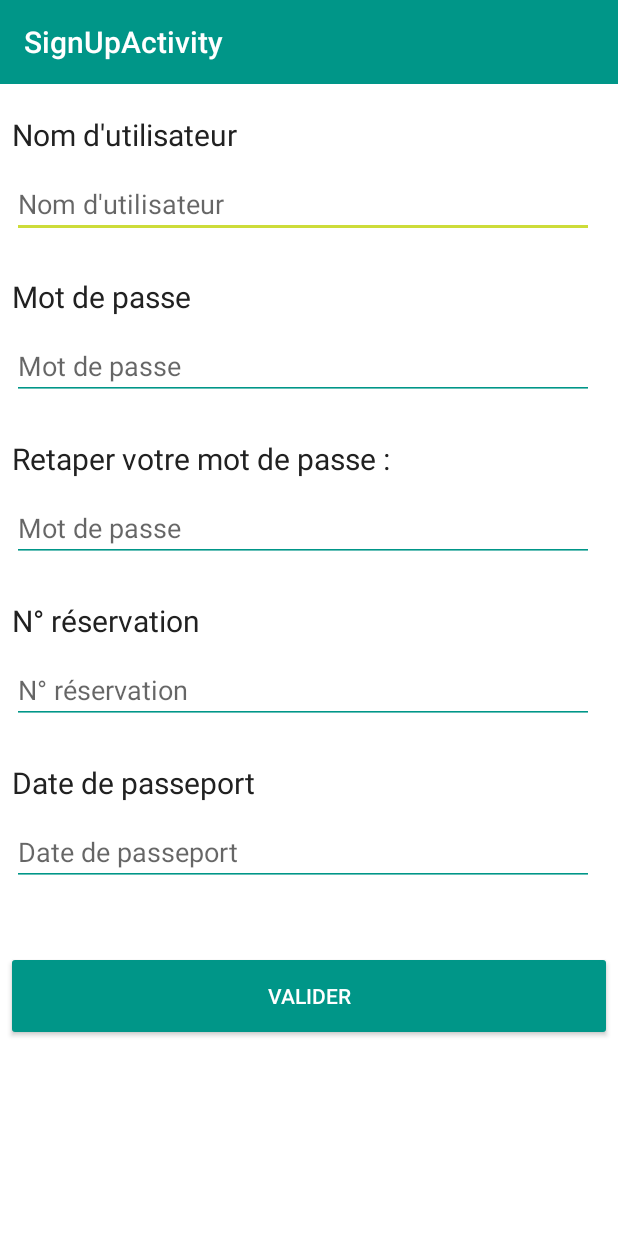
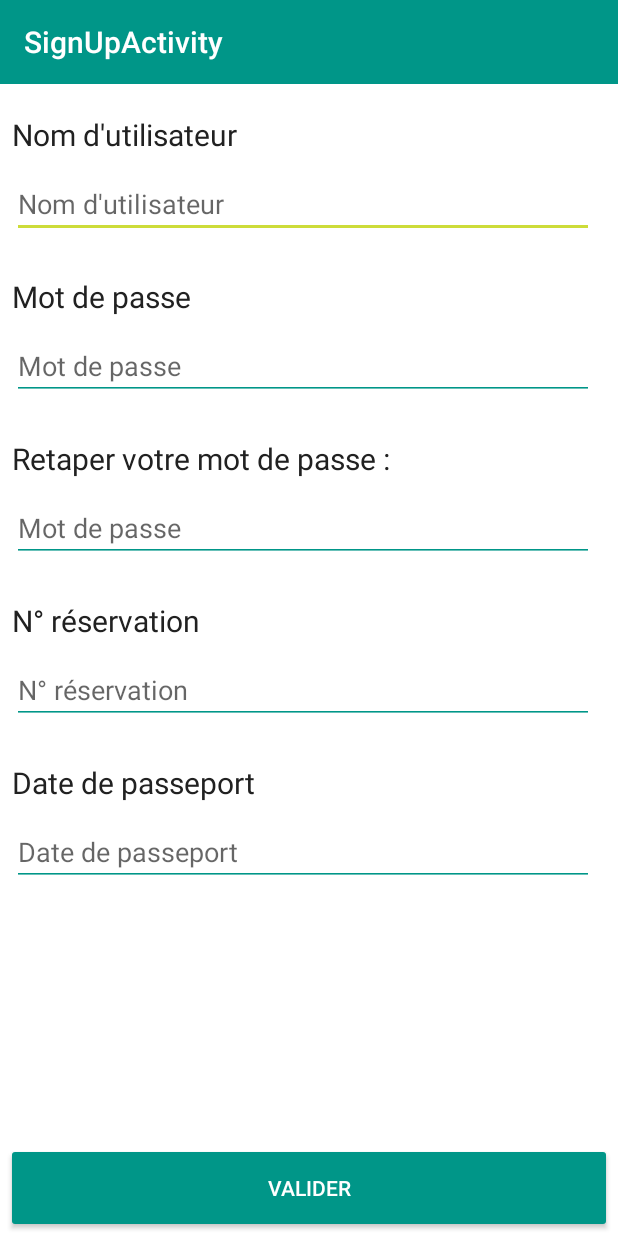
Before and after one commit to Symsystem/Fidel, an Android app: the SignUpActivity screen opened directly, with no data from a screen before it, on a phone screen of 412 x 824 dp. Run offline under Robolectric (Android 15) with nearby library versions, the phone set to English and light mode, and no system bars.

Commit message:
design sign up activity

```diff
--- a/app/src/main/res/layout/activity_connect.xml
+++ b/app/src/main/res/layout/activity_connect.xml
@@ -29,7 +29,7 @@
                     android:layout_height="100dp"
                     android:id="@+id/iconview"
                     android:layout_centerHorizontal="false"
-                    android:src="@drawable/Logo4"
+                    android:src="@drawable/logo"
                     android:adjustViewBounds="false"/>
 
                 <TextView
--- a/app/src/main/res/layout/activity_sign_up.xml
+++ b/app/src/main/res/layout/activity_sign_up.xml
@@ -1,19 +1,31 @@
-<LinearLayout xmlns:android="http://schemas.android.com/apk/res/android"
+<RelativeLayout xmlns:android="http://schemas.android.com/apk/res/android"
                 xmlns:tools="http://schemas.android.com/tools"
                 android:layout_width="match_parent"
                 android:layout_height="match_parent"
                 android:orientation="vertical"
-                android:paddingBottom="@dimen/activity_vertical_margin"
+                android:paddingBottom="0dp"
                 tools:context="com.fidel.fidel.SignUpActivity">
 
     <include
         layout="@layout/toolbar"
         android:id="@+id/toolbar"/>
 
-    <ScrollView
+    <Button
         android:layout_width="fill_parent"
         android:layout_height="wrap_content"
-        android:paddingLeft="8dp">
+        style="@style/MenuButton"
+        android:text="@string/valider"
+        android:id="@+id/inscriptionButton"
+        android:layout_alignParentBottom="true"
+        android:layout_centerHorizontal="true"/>
+
+    <ScrollView
+        android:layout_width="match_parent"
+        android:layout_height="match_parent"
+        android:id="@+id/scrollView"
+        android:layout_gravity="center_horizontal"
+        android:layout_above="@id/inscriptionButton"
+        android:layout_below="@id/toolbar">
 
         <LinearLayout
             android:layout_width="fill_parent"
@@ -21,6 +33,7 @@
             android:paddingRight="@dimen/activity_horizontal_margin"
             android:paddingBottom="@dimen/activity_vertical_margin"
             android:layout_marginTop="20dp"
+            android:paddingLeft="8dp"
             android:orientation="vertical">
 
             <TextView
@@ -91,19 +104,11 @@
                 android:layout_width="match_parent"
                 android:layout_height="wrap_content"
                 android:hint="@string/passeport"
-                android:layout_marginBottom="25dp"/>
+                android:layout_marginBottom="25dp"
+                android:inputType="date"/>
 
         </LinearLayout>
 
     </ScrollView>
 
-    <Button
-        android:layout_width="fill_parent"
-        android:layout_height="wrap_content"
-        style="@style/MenuButton"
-        android:text="@string/valider"
-        android:id="@+id/inscriptionButton"
-        android:layout_alignParentBottom="true"
-        android:layout_centerHorizontal="true"/>
-
-</LinearLayout>
+</RelativeLayout>
--- a/app/src/main/res/values/strings.xml
+++ b/app/src/main/res/values/strings.xml
@@ -9,10 +9,10 @@
     <string name="valider">Valider</string>
     <string name="enterNumVol">Numéro de vol</string>
     <string name="title_activity_sign_up">SignUpActivity</string>
-    <string name="login">Nom d'utilisateur</string>
+    <string name="login">Nom d\'utilisateur</string>
     <string name="password">Mot de passe</string>
     <string name="connect">Connexion</string>
-    <string name="signUp">S'inscrire</string>
+    <string name="signUp">S\'inscrire</string>
     <string name="passwordbis">Retaper votre mot de passe :</string>
     <string name="inscrNumRes">N° réservation</string>
     <string name="passeport">Date de passeport</string>
```
